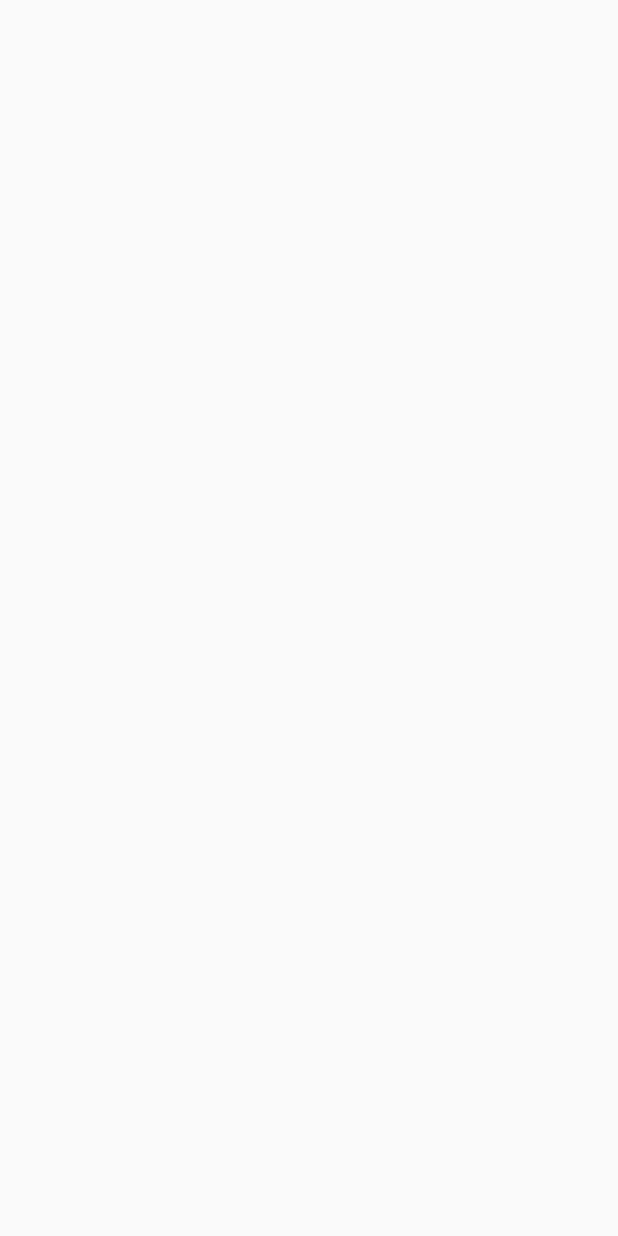
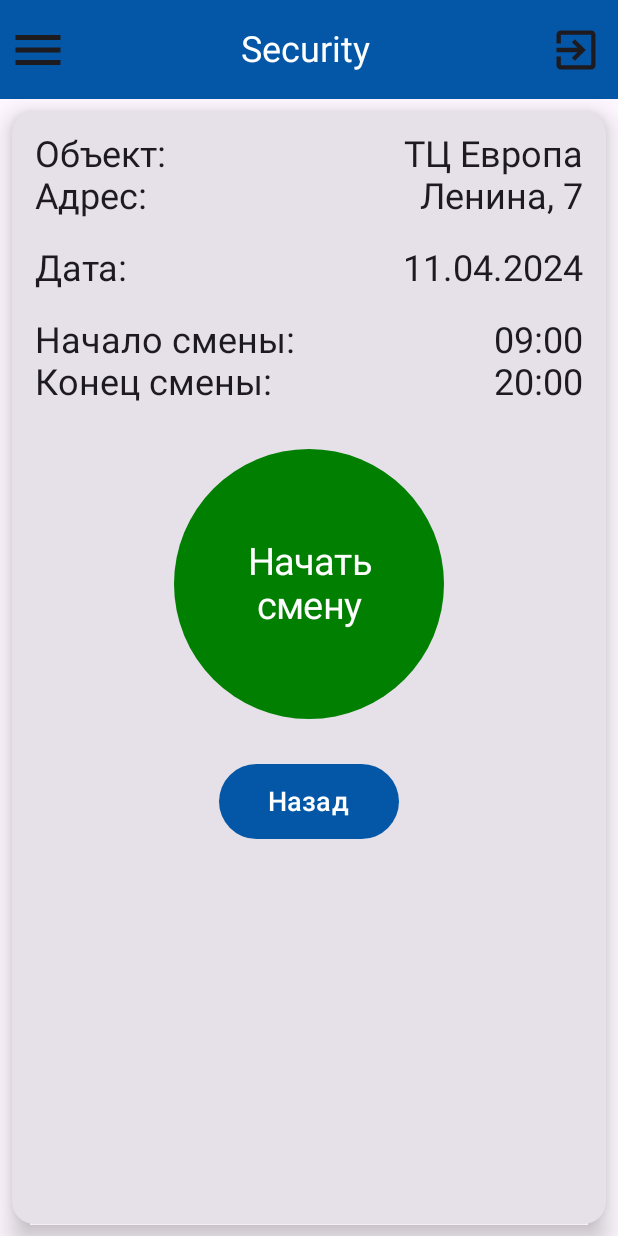
Before and after one commit to DanilKrrv/vkr-mobile, an Android app built with Jetpack Compose: the ShiftScreen screen opened through its navigation route, on a phone screen of 412 x 824 dp. Before the commit the screen is empty. Run offline under Robolectric (Android 15) with nearby library versions, the phone set to English and light mode, and no system bars.

Commit message:
add module of igor

```diff
--- a/app/src/main/java/com/example/mobile_app/MainActivity.kt
+++ b/app/src/main/java/com/example/mobile_app/MainActivity.kt
@@ -1,8 +1,13 @@
 package com.example.mobile_app
 
+import android.content.Context
 import android.os.Bundle
+import android.widget.Toast
 import androidx.activity.ComponentActivity
 import androidx.activity.compose.setContent
+import androidx.compose.foundation.Image
+import androidx.compose.foundation.background
+import androidx.compose.foundation.clickable
 import androidx.compose.foundation.layout.Box
 import androidx.compose.foundation.layout.fillMaxSize
 import androidx.compose.material3.Button
@@ -22,21 +27,40 @@ import androidx.navigation.compose.rememberNavController
 import androidx.compose.foundation.layout.*
 import androidx.compose.foundation.lazy.LazyColumn
 import androidx.compose.foundation.lazy.items
+import androidx.compose.foundation.rememberScrollState
+import androidx.compose.foundation.selection.toggleable
+import androidx.compose.foundation.shape.CircleShape
+import androidx.compose.foundation.shape.RoundedCornerShape
 import androidx.compose.foundation.text.KeyboardActions
 import androidx.compose.foundation.text.KeyboardOptions
+import androidx.compose.foundation.verticalScroll
+import androidx.compose.material.icons.Icons
+import androidx.compose.material.icons.filled.ExitToApp
+import androidx.compose.material.icons.filled.Menu
 import androidx.compose.material3.AlertDialog
 import androidx.compose.material3.ButtonDefaults
 import androidx.compose.material3.Card
 import androidx.compose.material3.CardDefaults
+import androidx.compose.material3.Icon
 import androidx.compose.material3.OutlinedTextField
 import androidx.compose.material3.TextField
+import androidx.compose.runtime.MutableState
+import androidx.compose.runtime.*
+import androidx.compose.runtime.saveable.rememberSaveable
 import androidx.compose.ui.Alignment
+import androidx.compose.ui.draw.clip
 import androidx.compose.ui.graphics.Color
+import androidx.compose.ui.res.painterResource
 import androidx.compose.ui.text.TextStyle
 import androidx.compose.ui.text.font.FontFamily
+import androidx.compose.ui.text.font.FontWeight
 import androidx.compose.ui.text.input.ImeAction
+import androidx.compose.ui.text.input.PasswordVisualTransformation
+import androidx.compose.ui.text.style.TextAlign
 import androidx.compose.ui.unit.dp
 import androidx.compose.ui.unit.sp
+import com.example.mobile_app.ui.theme.ThemeBlue
+import com.example.mobile_app.R
 
 
 class MainActivity : ComponentActivity() {
@@ -56,7 +80,7 @@ fun MyApp() {
             composable("login") { LoginScreen(navController) }
             composable("main") { MainScreen(navController) }
             composable("attestation") { AttestationScreen(navController) }
-            composable("shift") { ShiftScreen() }
+            composable("active_shift") { ShiftScreen(navController) }
         }
     }
 }
@@ -69,45 +93,30 @@ fun LoginScreen(navController: NavController) {
 
     Column(
         modifier = Modifier.fillMaxSize(),
-        verticalArrangement = Arrangement.Center,
-        horizontalAlignment = Alignment.CenterHorizontally
+        verticalArrangement = Arrangement.Top,
+        horizontalAlignment = Alignment.CenterHorizontally,
     ) {
-        val textStyle = TextStyle(
-            fontSize = 16.sp,
-            color = Color.Black
-        )
+        Spacer(modifier = Modifier.height(24.dp))
 
-        OutlinedTextField(
-            value = username,
-            onValueChange = { username = it },
-            label = { Text("Логин", style = textStyle) },
-            modifier = Modifier
-                .padding(horizontal = 20.dp, vertical = 8.dp)
-                .fillMaxWidth(),
-            singleLine = true,
-            textStyle = textStyle,
-            keyboardOptions = KeyboardOptions(imeAction = ImeAction.Next),
-            keyboardActions = KeyboardActions(
-                onNext = {}
-            )
-        )
+        Image(painter = painterResource(id = R.drawable.secure_icon), contentDescription = "Login Image",
+            modifier = Modifier.size(200.dp))
 
-        OutlinedTextField(
-            value = password,
-            onValueChange = { password = it },
-            label = { Text("Пароль", style = textStyle) },
-            modifier = Modifier
-                .padding(horizontal = 20.dp, vertical = 8.dp)
-                .fillMaxWidth(),
-            singleLine = true,
-            textStyle = textStyle,
-            keyboardOptions = KeyboardOptions(imeAction = ImeAction.Done),
-            keyboardActions = KeyboardActions(
-                onNext = {}
-            )
-        )
+        Text(text = "Добро пожаловать!", fontSize = 28.sp, fontWeight = FontWeight.Bold)
 
-        Spacer(modifier = Modifier.height(16.dp))
+        Spacer(modifier = Modifier.height(12.dp))
+
+        OutlinedTextField(value = username, onValueChange = {username = it}, label = {
+            Text(text = "Логин")
+        })
+
+        Spacer(modifier = Modifier.height(12.dp))
+
+        OutlinedTextField(value = password, onValueChange = {password = it}, label = {
+            Text(text = "Пароль")
+        }, visualTransformation = PasswordVisualTransformation())
+
+        Spacer(modifier = Modifier.height(18.dp))
+
 
         Button(
             onClick = {
@@ -117,12 +126,12 @@ fun LoginScreen(navController: NavController) {
                     showErrorDialog = true
                 }
             },
-            modifier = Modifier
-                .padding(20.dp)
-                .height(48.dp)
-                .fillMaxWidth()
+            modifier = Modifier.height(50.dp).width(120.dp),
+            colors = ButtonDefaults.buttonColors(
+                contentColor = Color.White,       // цвет текста
+                containerColor = Color(0xFF0357A6))     // цвет фона
         ) {
-            Text("Войти", style = TextStyle(fontSize = 18.sp))
+            Text(text = "Войти", fontSize = 18.sp)
         }
     }
 
@@ -146,30 +155,7 @@ fun LoginScreen(navController: NavController) {
 
 @Composable
 fun MainScreen(navController: NavController) {
-    Button(
-        onClick = { navController.popBackStack() },
-        modifier = Modifier
-            .padding(8.dp),
-        colors = ButtonDefaults.buttonColors(
-            containerColor = Color.Red,
-            contentColor = Color.White
-        ),
-        shape = MaterialTheme.shapes.medium,
-        elevation = ButtonDefaults.buttonElevation(
-            defaultElevation = 4.dp,
-            pressedElevation = 8.dp
-        ),
-        contentPadding = PaddingValues(16.dp),
-    ) {
-        Text(
-            "Выйти",
-            style = TextStyle(
-                fontSize = 16.sp,
-                color = Color.White,
-                fontFamily = FontFamily.Monospace
-            )
-        )
-    }
+    Header(navController)
     Box(
         modifier = Modifier.fillMaxSize(),
         contentAlignment = Alignment.Center
@@ -189,7 +175,7 @@ fun MainScreen(navController: NavController) {
                     .padding(8.dp)
                     .fillMaxWidth(),
                 colors = ButtonDefaults.buttonColors(
-                    containerColor = Color(0, 128, 128),
+                    containerColor = Color(0xFF0357A6),
                     contentColor = Color.White
                 ),
                 shape = MaterialTheme.shapes.medium,
@@ -211,12 +197,12 @@ fun MainScreen(navController: NavController) {
             Spacer(modifier = Modifier.height(16.dp))
 
             Button(
-                onClick = { navController.navigate("shift") },
+                onClick = { navController.navigate("active_shift") },
                 modifier = Modifier
                     .padding(8.dp)
                     .fillMaxWidth(),
                 colors = ButtonDefaults.buttonColors(
-                    containerColor = Color(0, 128, 128),
+                    containerColor = Color(0xFF0357A6),
                     contentColor = Color.White
                 ),
                 shape = MaterialTheme.shapes.medium,
@@ -249,14 +235,140 @@ fun AttestationScreen(navController: NavController) {
 
     AttestationsScreen(navController = navController, attestations = attestations)
 }
+
+
+
+
+
+
+
 @Composable
-fun ShiftScreen() {
-    // экран Смена
+fun Header(navController: NavController){
+    Box(modifier = Modifier.fillMaxWidth().background(ThemeBlue)) {
+        Row (modifier = Modifier
+            .fillMaxWidth()
+            .padding(5.dp)
+            .height(55.dp),
+            verticalAlignment = Alignment.CenterVertically,
+            horizontalArrangement = Arrangement.SpaceBetween,
+            //            elevation = CardDefaults.cardElevation(defaultElevation = 10.dp),
+        ){
+            Icon(
+                imageVector = Icons.Filled.Menu,
+                contentDescription = null,
+                modifier = Modifier
+                    .size(40.dp)
+                    .clickable { navController.navigate("main") }
+            )
+            Text(text = "Security", color = Color.White, fontSize = 24.sp)
+            Icon(
+                imageVector = Icons.Filled.ExitToApp,
+                contentDescription = null,
+                modifier = Modifier
+                    .size(45.dp)
+                    .padding(5.dp)
+                    .clickable { navController.navigate("login") },
+            )
+        }
+    }
+}
+
+@Composable
+fun ShiftScreen(navController: NavController) {
+    val isWorking = false
+    Column {
+        Header(navController)
+
+        Card(
+            modifier = Modifier
+                .fillMaxSize()
+                .padding(8.dp),
+            shape = RoundedCornerShape(15.dp),
+            elevation = CardDefaults.cardElevation(defaultElevation = 10.dp),
+        ){
+            Column (modifier = Modifier
+                .padding(15.dp)) {
+                Row(modifier = Modifier.fillMaxWidth(),
+                    horizontalArrangement = Arrangement.SpaceBetween) {
+                    Text(text = "Объект: ", fontSize = 24.sp)
+                    Text(text = "ТЦ Европа", fontSize = 24.sp)
+                }
+                Row(modifier = Modifier.fillMaxWidth(),
+                    horizontalArrangement = Arrangement.SpaceBetween) {
+                    Text(text = "Адрес: ", fontSize = 24.sp)
+                    Text(text = "Ленина, 7", fontSize = 24.sp)
+                }
+                Spacer(modifier = Modifier.height(20.dp))
+                Row(modifier = Modifier.fillMaxWidth(),
+                    horizontalArrangement = Arrangement.SpaceBetween) {
+                    Text(text = "Дата: ", fontSize = 24.sp)
+                    Text(text = "11.04.2024", fontSize = 24.sp)
+                }
+                Spacer(modifier = Modifier.height(20.dp))
+                Row(modifier = Modifier.fillMaxWidth(),
+                    horizontalArrangement = Arrangement.SpaceBetween) {
+                    Text(text = "Начало смены: ", fontSize = 24.sp)
+                    Text(text = "09:00", fontSize = 24.sp)
+                }
+                Row(modifier = Modifier.fillMaxWidth(),
+                    horizontalArrangement = Arrangement.SpaceBetween) {
+                    Text(text = "Конец смены: ", fontSize = 24.sp)
+                    Text(text = "20:00", fontSize = 24.sp)
+                }
+
+                Spacer(modifier = Modifier.height(20.dp))
+
+                Column(modifier = Modifier.fillMaxSize(),
+                    horizontalAlignment = Alignment.CenterHorizontally
+                ) {
+                    val checked = rememberSaveable { mutableStateOf(isWorking) }
+                    MyButton(checked)
+
+                    Spacer(modifier = Modifier.height(20.dp))
+
+                    Button(onClick = { navController.navigate("main") },
+                        modifier = Modifier
+                            .height(50.dp)
+                            .width(120.dp),
+                        colors = ButtonDefaults.buttonColors(
+                            contentColor = Color.White,       // цвет текста
+                            containerColor = Color(0xFF0357A6))     // цвет фона
+                    ) {
+                        Text(text = "Назад", fontSize = 18.sp)
+                    }
+                }
+            }
+        }
+    }
+}
+
+
+@Composable
+fun MyButton(checked: MutableState<Boolean>){
+    val label = remember{mutableStateOf("Начать\nсмену")}
+
+    Box(modifier = Modifier
+        .padding(10.dp)
+        .size(180.dp)
+        .clip(CircleShape)
+        .background(
+            if (checked.value) Color(0xFFBA0000)
+            else Color(0xff007f00)
+        )
+        .toggleable(value = checked.value, onValueChange = { checked.value = it }),
+        contentAlignment = Alignment.Center
+    ){
+        label.value = if (checked.value) "Завершить\nсмену"
+        else "Начать\nсмену"
+        Text(label.value, fontSize = 25.sp, textAlign = TextAlign.Center, color = Color.White)
+    }
 }
 
 @Composable
 fun AttestationsScreen(navController: NavController, attestations: List<Attestation>) {
     Column(modifier = Modifier.fillMaxSize()) {
+        Header(navController)
+        Spacer(modifier = Modifier.height(8.dp))
         LazyColumn(modifier = Modifier.weight(1f)) {
             items(attestations) { attestation ->
                 AttestationCard(attestation = attestation)
@@ -270,7 +382,11 @@ fun AttestationsScreen(navController: NavController, attestations: List<Attestat
             },
             modifier = Modifier
                 .align(Alignment.CenterHorizontally)
-                .padding(16.dp)
+                .padding(16.dp),
+            colors = ButtonDefaults.buttonColors(
+                containerColor = Color(0xFF0357A6),
+                contentColor = Color.White
+            )
         ) {
             Text("Назад")
         }
--- a/app/src/main/java/com/example/mobile_app/ui/theme/Color.kt
+++ b/app/src/main/java/com/example/mobile_app/ui/theme/Color.kt
@@ -9,3 +9,5 @@ val Pink80 = Color(0xFFEFB8C8)
 val Purple40 = Color(0xFF6650a4)
 val PurpleGrey40 = Color(0xFF625b71)
 val Pink40 = Color(0xFF7D5260)
+
+val ThemeBlue = Color(0xFF0357A6)
```
Also changed, not shown: app/src/main/res/drawable/bg.jpg (added), app/src/main/res/drawable/exit.png (added), app/src/main/res/drawable/green_button.png (added), app/src/main/res/drawable/menu_bar.png (added), app/src/main/res/drawable/red_button.png (added), app/src/main/res/drawable/secure_icon.png (added).
